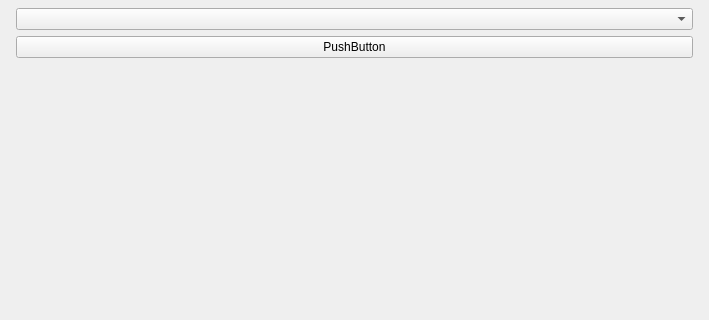
Qt form src/ui/main/window.ui (luanws/amplifier-circuits) before a commit; both pictures show x 0 to 709 and y 0 to 320 of the 709 by 578 pixel window.
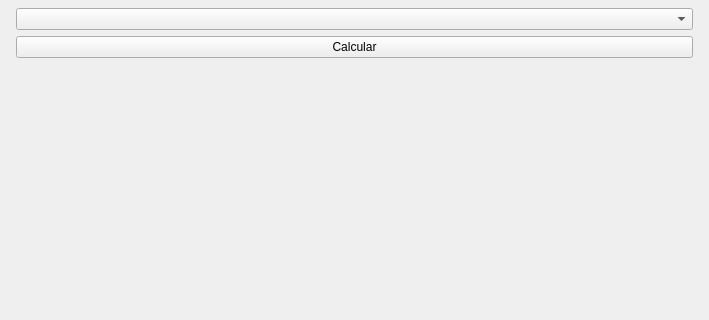
The same form after that commit.

Patch:
```diff
--- a/src/ui/main/window.ui
+++ b/src/ui/main/window.ui
@@ -39,7 +39,7 @@
     <item>
      <widget class="QPushButton" name="pushButton">
       <property name="text">
-       <string>PushButton</string>
+       <string>Calcular</string>
       </property>
      </widget>
     </item>
```
Left out of the diff: 2 changed lines with no effect on the pictures.
